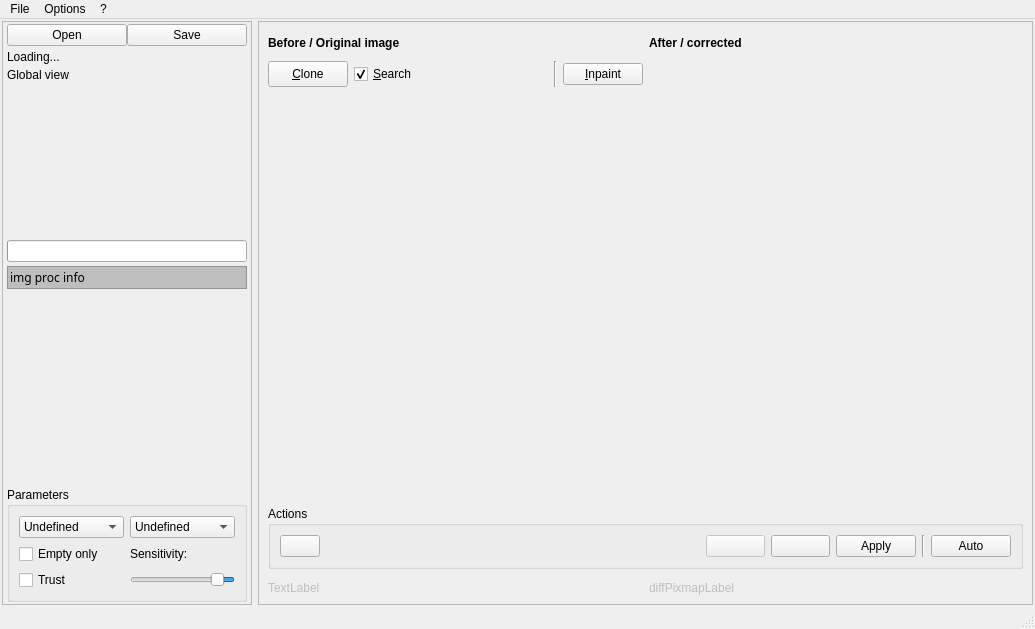
Before: the Qt Designer form ui/tamanoir_simple.ui in cseyve/tamanoir, drawn with Qt 5.
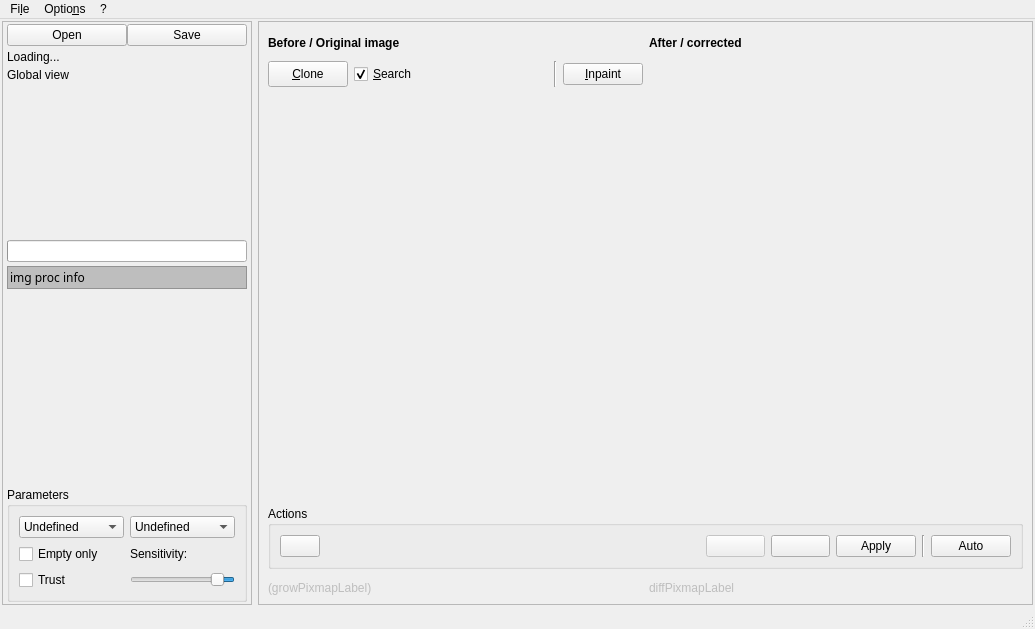
After: the same form once the commit is applied. Icons and pictures are not drawn. Custom widgets are drawn as their Qt base class.

Commit message: Improved QT5 support + comments in status bar

The edit to the form file:
```diff
--- a/ui/tamanoir_simple.ui
+++ b/ui/tamanoir_simple.ui
@@ -717,7 +717,7 @@
           </sizepolicy>
          </property>
          <property name="text">
-          <string>TextLabel</string>
+          <string>(growPixmapLabel)</string>
          </property>
         </widget>
        </item>
@@ -1057,12 +1057,12 @@
      <x>0</x>
      <y>0</y>
      <width>1035</width>
-     <height>29</height>
+     <height>30</height>
     </rect>
    </property>
    <widget class="QMenu" name="menuOptions">
     <property name="title">
-     <string>Options</string>
+     <string>Optio&amp;ns</string>
     </property>
     <addaction name="actionPreferences"/>
     <addaction name="actionFull_screen"/>
@@ -1078,7 +1078,7 @@
    </widget>
    <widget class="QMenu" name="menuFile">
     <property name="title">
-     <string>File</string>
+     <string>Fi&amp;le</string>
     </property>
     <addaction name="actionOpen_2"/>
     <addaction name="actionSave"/>
```
Left out of the diff: 57 changed lines with no effect on the pictures. The commit also changes 1 other file.
